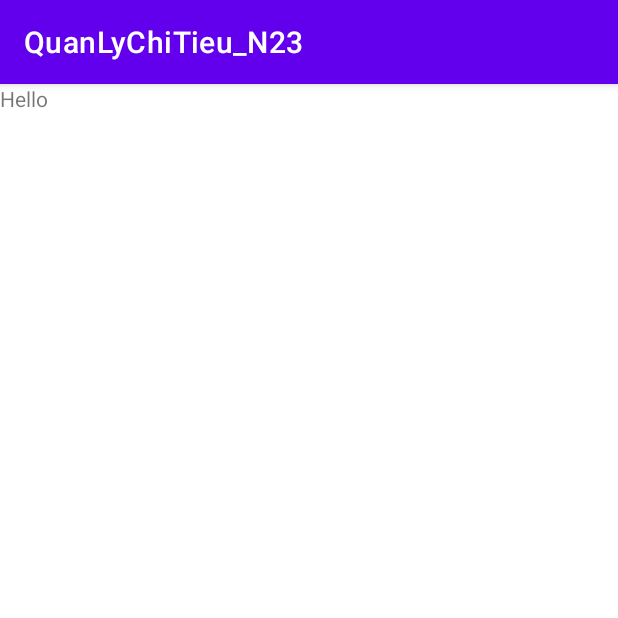
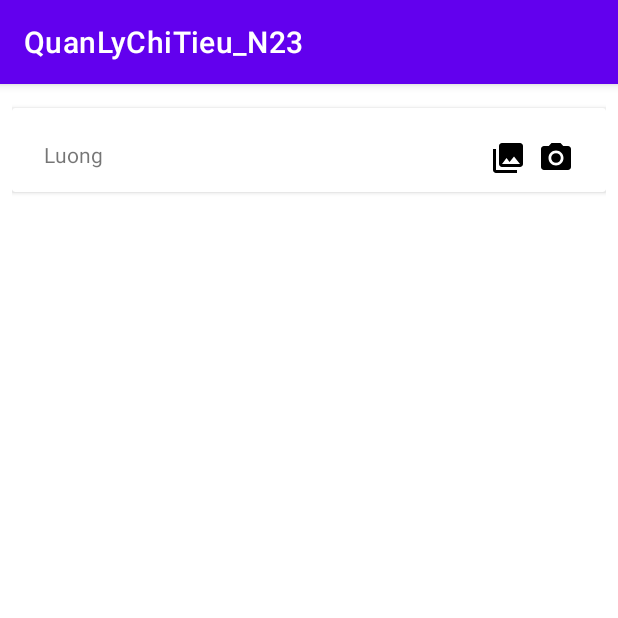
Before and after one commit to hiepb5222/QuanLyChiTieu_N23, an Android app: the fragment LoaiThuFragment shown on its own in the app's theme, on a phone screen of 412 x 824 dp, the top half of it. Run offline under Robolectric (Android 15) with nearby library versions, the phone set to English and light mode, and no system bars; our stand-ins replace Room's generated code.

Commit message:
Hiep commit

```diff
--- a/app/build.gradle
+++ b/app/build.gradle
@@ -43,4 +43,10 @@ dependencies {
     testImplementation 'junit:junit:4.13.2'
     androidTestImplementation 'androidx.test.ext:junit:1.1.3'
     androidTestImplementation 'androidx.test.espresso:espresso-core:3.4.0'
+
+    //khai bao thu vien room
+    def room_version ="2.2.5"
+    implementation "androidx.room:room-runtime:$room_version"
+    annotationProcessor "androidx.room:room-compiler:$room_version"
+    testImplementation "androidx.room:room-testing:$room_version"
 }
--- /dev/null
+++ b/app/src/main/java/com/example/quanlychitieu_n23/Dao/AppDatabase.java
@@ -0,0 +1,63 @@
+package com.example.quanlychitieu_n23.Dao;
+
+import android.content.Context;
+import android.os.AsyncTask;
+
+import androidx.annotation.NonNull;
+import androidx.room.Database;
+import androidx.room.Room;
+import androidx.room.RoomDatabase;
+import androidx.sqlite.db.SupportSQLiteDatabase;
+
+import com.example.quanlychitieu_n23.Entity.LoaiThu;
+
+@Database(entities = {LoaiThu.class},version = 2)
+public abstract class AppDatabase extends RoomDatabase {
+    public abstract LoaiThuDao loaiThuDao();
+
+    public static AppDatabase INSTANCE;
+    public static RoomDatabase.Callback callback=new Callback() {
+        @Override
+        public void onCreate(@NonNull SupportSQLiteDatabase db) {
+            super.onOpen(db);
+            new PopulateData(INSTANCE).execute();
+        }
+    };
+
+    public static AppDatabase getDatabase(final Context context)
+    {
+        if(INSTANCE==null)
+        {
+            synchronized (AppDatabase.class)
+            {
+                INSTANCE= Room.databaseBuilder(context.getApplicationContext(),
+                        AppDatabase.class,"personal_db")
+                        .fallbackToDestructiveMigration()
+                        .addCallback(callback)
+                        .build();
+            }
+        }
+        return INSTANCE;
+    }
+    public static class PopulateData extends AsyncTask<Void,Void,Void>{
+        public LoaiThuDao loaiThuDao;
+
+        public PopulateData(AppDatabase db) {
+            loaiThuDao= db.loaiThuDao();
+        }
+
+        @Override
+        protected Void doInBackground(Void... voids) {
+            String[] loaithu =new String[]{"Luong","Thuong","Co phieu"};
+            for (String it:loaithu)
+            {
+                LoaiThu lt=new LoaiThu();
+                lt.ten=it;
+                loaiThuDao.insert(lt);
+            }
+            return null;
+        }
+    }
+
+
+}
--- /dev/null
+++ b/app/src/main/java/com/example/quanlychitieu_n23/Dao/LoaiThuDao.java
@@ -0,0 +1,23 @@
+package com.example.quanlychitieu_n23.Dao;
+
+import androidx.lifecycle.LiveData;
+import androidx.room.Dao;
+import androidx.room.Insert;
+import androidx.room.Query;
+import androidx.room.Update;
+
+import com.example.quanlychitieu_n23.Entity.LoaiThu;
+
+import java.util.List;
+
+@Dao
+public interface LoaiThuDao {
+        @Query("Select * from LoaiThu")
+        LiveData<List<LoaiThu>> findall();
+
+        @Insert
+        void insert(LoaiThu loaiThu);
+
+        @Update
+        void update(LoaiThu loaiThu);
+}
--- /dev/null
+++ b/app/src/main/java/com/example/quanlychitieu_n23/Entity/LoaiThu.java
@@ -0,0 +1,13 @@
+package com.example.quanlychitieu_n23.Entity;
+
+import androidx.room.ColumnInfo;
+import androidx.room.Entity;
+import androidx.room.PrimaryKey;
+
+@Entity
+public class LoaiThu {
+    @PrimaryKey(autoGenerate = true)
+    public int lid;
+    @ColumnInfo(name ="ten")
+    public String ten;
+}
--- /dev/null
+++ b/app/src/main/java/com/example/quanlychitieu_n23/Repository/LoaiThuRepository.java
@@ -0,0 +1,43 @@
+package com.example.quanlychitieu_n23.Repository;
+
+import android.app.Application;
+import android.content.pm.ApplicationInfo;
+import android.os.AsyncTask;
+
+import androidx.lifecycle.LiveData;
+
+import com.example.quanlychitieu_n23.Dao.AppDatabase;
+import com.example.quanlychitieu_n23.Dao.LoaiThuDao;
+import com.example.quanlychitieu_n23.Entity.LoaiThu;
+
+import java.util.List;
+
+
+public class LoaiThuRepository {
+    private LoaiThuDao mLoaiThuDao;
+    private LiveData<List<LoaiThu>> mAllLoaiThu;
+
+    public LoaiThuRepository(Application application) {
+        this.mLoaiThuDao = AppDatabase.getDatabase(application).loaiThuDao();
+        mAllLoaiThu=mLoaiThuDao.findall();
+    }
+    public LiveData<List<LoaiThu>> getmAllLoaiThu()
+    {
+        return mAllLoaiThu;
+    }
+    public void insert(LoaiThu loaiThu){
+        new InsertAsyncTask(mLoaiThuDao).execute();
+    }
+    class InsertAsyncTask extends AsyncTask<LoaiThu,Void,Void>{
+        private LoaiThuDao mLoaiThuDao;
+        public InsertAsyncTask(LoaiThuDao loaiThuDao)
+        {
+            this.mLoaiThuDao= loaiThuDao;
+        }
+        @Override
+        protected Void doInBackground(LoaiThu... loaiThus) {
+            mLoaiThuDao.insert(loaiThus[0]);
+            return null;
+        }
+    }
+}
--- /dev/null
+++ b/app/src/main/java/com/example/quanlychitieu_n23/adapter/LoaiThuRecyclerviewAdapter.java
@@ -0,0 +1,66 @@
+package com.example.quanlychitieu_n23.adapter;
+
+import android.content.Context;
+import android.view.LayoutInflater;
+import android.view.View;
+import android.view.ViewGroup;
+import android.widget.ImageView;
+import android.widget.TextView;
+
+import androidx.annotation.NonNull;
+import androidx.cardview.widget.CardView;
+import androidx.recyclerview.widget.RecyclerView;
+
+import com.example.quanlychitieu_n23.Entity.LoaiThu;
+import com.example.quanlychitieu_n23.R;
+
+import java.util.List;
+
+public class LoaiThuRecyclerviewAdapter extends RecyclerView.Adapter<LoaiThuRecyclerviewAdapter.LoaiThuViewHolder> {
+    private LayoutInflater mLayoutInflater;
+    private List<LoaiThu> mList;
+    public LoaiThuRecyclerviewAdapter(Context context) {
+        mLayoutInflater=LayoutInflater.from(context);
+    }
+
+    @NonNull
+    @Override
+    public LoaiThuViewHolder onCreateViewHolder(@NonNull ViewGroup parent, int viewType) {
+        View view =mLayoutInflater.inflate(R.layout.recyclerview_loai_thu_item,parent,false);
+        return new LoaiThuViewHolder(view);
+    }
+
+    @Override
+    public void onBindViewHolder(@NonNull LoaiThuViewHolder holder, int position) {
+    if(mList !=null)
+    {
+        holder.tvName.setText(mList.get(position).ten);
+    }
+    }
+
+    @Override
+    public int getItemCount() {
+        if(mList==null)
+        return 0;
+        return  mList.size();
+    }
+    public void setList(List<LoaiThu>mList)
+    {
+        this.mList=mList;
+        notifyDataSetChanged();
+    }
+
+    public static class LoaiThuViewHolder extends RecyclerView.ViewHolder
+    {
+        public TextView tvName;
+        public ImageView ivEdit,ivView;
+        public CardView cv;
+        public LoaiThuViewHolder(@NonNull View itemView) {
+            super(itemView);
+            tvName= itemView.findViewById(R.id.tvName);
+            ivView=itemView.findViewById(R.id.ivView);
+            ivEdit=itemView.findViewById(R.id.ivEdit);
+            cv=(CardView) itemView;
+        }
+    }
+}
--- a/app/src/main/java/com/example/quanlychitieu_n23/ui/Thu/LoaiThuFragment.java
+++ b/app/src/main/java/com/example/quanlychitieu_n23/ui/Thu/LoaiThuFragment.java
@@ -1,5 +1,6 @@
 package com.example.quanlychitieu_n23.ui.Thu;
 
+import androidx.lifecycle.Observer;
 import androidx.lifecycle.ViewModelProvider;
 
 import android.os.Bundle;
@@ -7,16 +8,24 @@ import android.os.Bundle;
 import androidx.annotation.NonNull;
 import androidx.annotation.Nullable;
 import androidx.fragment.app.Fragment;
+import androidx.recyclerview.widget.LinearLayoutManager;
+import androidx.recyclerview.widget.RecyclerView;
 
 import android.view.LayoutInflater;
 import android.view.View;
 import android.view.ViewGroup;
 
+import com.example.quanlychitieu_n23.Entity.LoaiThu;
 import com.example.quanlychitieu_n23.R;
+import com.example.quanlychitieu_n23.adapter.LoaiThuRecyclerviewAdapter;
+
+import java.util.List;
 
 public class LoaiThuFragment extends Fragment {
+    private RecyclerView mRv;
+    private LoaiThuRecyclerviewAdapter mAdapter;
+    private LoaiThuViewModel mViewModel;
 
-    private LoaiThuViewModel mViewModel;
 
     public static LoaiThuFragment newInstance() {
         return new LoaiThuFragment();
@@ -29,10 +38,26 @@ public class LoaiThuFragment extends Fragment {
     }
 
     @Override
+    public void onViewCreated(@NonNull View view, @Nullable Bundle savedInstanceState) {
+        super.onViewCreated(view, savedInstanceState);
+        mRv=view.findViewById(R.id.recyclerView);
+        mAdapter=new LoaiThuRecyclerviewAdapter(getActivity());
+        mRv.setLayoutManager(new LinearLayoutManager(getActivity()));
+        mRv.setAdapter(mAdapter);
+    }
+
+    @Override
     public void onActivityCreated(@Nullable Bundle savedInstanceState) {
         super.onActivityCreated(savedInstanceState);
         mViewModel = new ViewModelProvider(this).get(LoaiThuViewModel.class);
+        mViewModel.getAllLoaiThu().observe(getActivity(), new Observer<List<LoaiThu>>() {
+            @Override
+            public void onChanged(List<LoaiThu> loaiThus) {
+                mAdapter.setList(loaiThus);
+            }
+        });
         // TODO: Use the ViewModel
     }
 
+
 }
--- a/app/src/main/java/com/example/quanlychitieu_n23/ui/Thu/LoaiThuViewModel.java
+++ b/app/src/main/java/com/example/quanlychitieu_n23/ui/Thu/LoaiThuViewModel.java
@@ -1,7 +1,32 @@
 package com.example.quanlychitieu_n23.ui.Thu;
 
+import android.app.Application;
+
+import androidx.annotation.NonNull;
+import androidx.lifecycle.AndroidViewModel;
+import androidx.lifecycle.LiveData;
 import androidx.lifecycle.ViewModel;
 
-public class LoaiThuViewModel extends ViewModel {
+import com.example.quanlychitieu_n23.Dao.LoaiThuDao;
+import com.example.quanlychitieu_n23.Entity.LoaiThu;
+import com.example.quanlychitieu_n23.Repository.LoaiThuRepository;
+
+import java.util.List;
+
+public class LoaiThuViewModel extends AndroidViewModel {
+    private LoaiThuRepository mLoaiThuRepository;
+    private LiveData<List<LoaiThu>> mAllLoaiThu;
+    public LoaiThuViewModel(@NonNull Application application) {
+        super(application);
+        mLoaiThuRepository= new LoaiThuRepository(application);
+        mAllLoaiThu =mLoaiThuRepository.getmAllLoaiThu();
+    }
+    public LiveData<List<LoaiThu>> getAllLoaiThu() {
+        return mAllLoaiThu;
+    }
+    public void insert(LoaiThu loaiThu)
+    {
+        mLoaiThuRepository.insert(loaiThu);
+    }
     // TODO: Implement the ViewModel
 }
--- a/app/src/main/res/layout/loai_thu_fragment.xml
+++ b/app/src/main/res/layout/loai_thu_fragment.xml
@@ -1,13 +1,22 @@
 <?xml version="1.0" encoding="utf-8"?>
-<FrameLayout xmlns:android="http://schemas.android.com/apk/res/android"
+<androidx.constraintlayout.widget.ConstraintLayout xmlns:android="http://schemas.android.com/apk/res/android"
+    xmlns:app="http://schemas.android.com/apk/res-auto"
     xmlns:tools="http://schemas.android.com/tools"
+    android:id="@+id/constraintLayout"
     android:layout_width="match_parent"
     android:layout_height="match_parent"
     tools:context=".ui.Thu.LoaiThuFragment">
 
-    <TextView
-        android:layout_width="match_parent"
-        android:layout_height="match_parent"
-        android:text="Hello" />
-
-</FrameLayout>
+    <androidx.recyclerview.widget.RecyclerView
+        android:id="@+id/recyclerView"
+        android:layout_width="0dp"
+        android:layout_height="0dp"
+        android:layout_marginStart="8dp"
+        android:layout_marginTop="8dp"
+        android:layout_marginEnd="8dp"
+        android:layout_marginBottom="8dp"
+        app:layout_constraintBottom_toBottomOf="parent"
+        app:layout_constraintEnd_toEndOf="parent"
+        app:layout_constraintStart_toStartOf="parent"
+        app:layout_constraintTop_toTopOf="parent" />
+</androidx.constraintlayout.widget.ConstraintLayout>
--- /dev/null
+++ b/app/src/main/res/layout/recyclerview_loai_thu_item.xml
@@ -0,0 +1,47 @@
+<?xml version="1.0" encoding="utf-8"?>
+<androidx.cardview.widget.CardView xmlns:android="http://schemas.android.com/apk/res/android"
+    xmlns:app="http://schemas.android.com/apk/res-auto"
+    xmlns:tools="http://schemas.android.com/tools"
+    android:layout_width="match_parent"
+    android:layout_height="wrap_content"
+    android:layout_marginTop="8dp">
+
+    <androidx.constraintlayout.widget.ConstraintLayout
+        android:layout_width="match_parent"
+        android:layout_height="wrap_content"
+        android:layout_margin="5dp"
+        android:paddingBottom="5dp">
+
+        <TextView
+            android:id="@+id/tvName"
+            android:layout_width="0dp"
+            android:layout_height="wrap_content"
+            android:layout_marginStart="16dp"
+            android:layout_marginTop="16dp"
+            android:layout_marginEnd="8dp"
+            android:text="TextView"
+            app:layout_constraintEnd_toStartOf="@+id/ivEdit"
+            app:layout_constraintStart_toStartOf="parent"
+            app:layout_constraintTop_toTopOf="parent" />
+
+        <ImageView
+            android:id="@+id/ivView"
+            android:layout_width="wrap_content"
+            android:layout_height="wrap_content"
+            android:layout_marginTop="16dp"
+            android:layout_marginEnd="16dp"
+            app:layout_constraintEnd_toEndOf="parent"
+            app:layout_constraintTop_toTopOf="parent"
+            app:srcCompat="@drawable/ic_menu_camera" />
+
+        <ImageView
+            android:id="@+id/ivEdit"
+            android:layout_width="wrap_content"
+            android:layout_height="wrap_content"
+            android:layout_marginTop="16dp"
+            android:layout_marginEnd="8dp"
+            app:layout_constraintEnd_toStartOf="@+id/ivView"
+            app:layout_constraintTop_toTopOf="parent"
+            app:srcCompat="@drawable/ic_menu_gallery" />
+    </androidx.constraintlayout.widget.ConstraintLayout>
+</androidx.cardview.widget.CardView>
```
Also changed, not shown: app/src/main/java/com/example/quanlychitieu_n23/ui/Thu/ThuFragment.java (line endings or trailing spaces).
